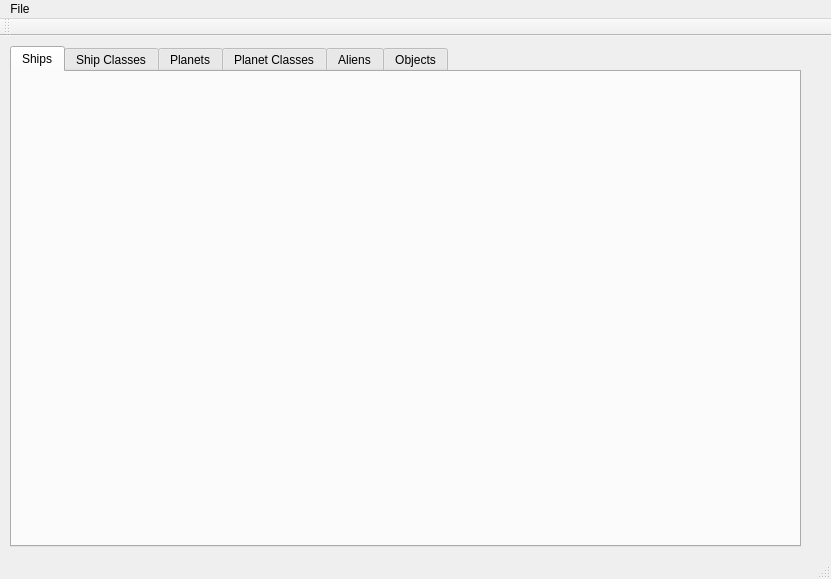
Old version of the form nomad-resource-explorer/mainwindow.ui in the repository colinbourassa/nomad-resource-explorer.
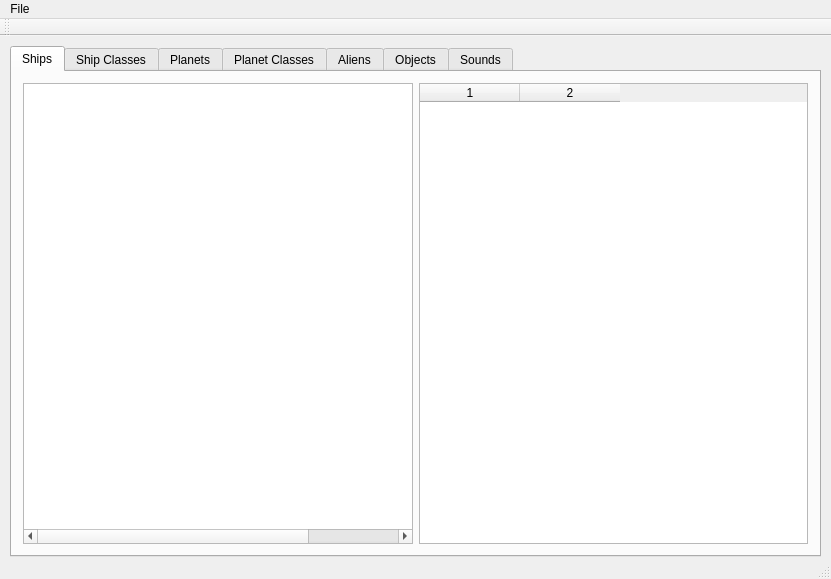
New version of the form. The open tabs and pages were chosen to show the change.

Commit message: Add intial code for audio/ADPCM decoding, add ship table reading

The edit to the form file:
```diff
--- a/nomad-resource-explorer/mainwindow.ui
+++ b/nomad-resource-explorer/mainwindow.ui
@@ -19,8 +19,8 @@
      <rect>
       <x>10</x>
       <y>10</y>
-      <width>791</width>
-      <height>501</height>
+      <width>811</width>
+      <height>511</height>
      </rect>
     </property>
     <property name="currentIndex">
@@ -30,6 +30,40 @@
      <attribute name="title">
       <string>Ships</string>
      </attribute>
+     <layout class="QGridLayout" name="gridLayout">
+      <item row="0" column="0">
+       <widget class="QTableWidget" name="m_shipTable">
+        <property name="selectionBehavior">
+         <enum>QAbstractItemView::SelectRows</enum>
+        </property>
+        <property name="columnCount">
+         <number>4</number>
+        </property>
+        <attribute name="horizontalHeaderVisible">
+         <bool>false</bool>
+        </attribute>
+        <attribute name="verticalHeaderVisible">
+         <bool>false</bool>
+        </attribute>
+        <column/>
+        <column/>
+        <column/>
+        <column/>
+       </widget>
+      </item>
+      <item row="0" column="1">
+       <widget class="QTableWidget" name="m_shipInventoryTable">
+        <property name="columnCount">
+         <number>2</number>
+        </property>
+        <attribute name="verticalHeaderVisible">
+         <bool>false</bool>
+        </attribute>
+        <column/>
+        <column/>
+       </widget>
+      </item>
+     </layout>
     </widget>
     <widget class="QWidget" name="m_tabShipClasses">
      <attribute name="title">
@@ -254,6 +288,11 @@
       </item>
      </layout>
     </widget>
+    <widget class="QWidget" name="m_tabSounds">
+     <attribute name="title">
+      <string>Sounds</string>
+     </attribute>
+    </widget>
    </widget>
   </widget>
   <widget class="QMenuBar" name="menuBar">
```
Left out of the diff: 26 changed lines with no effect on the pictures. The commit also changes 7 other files.
